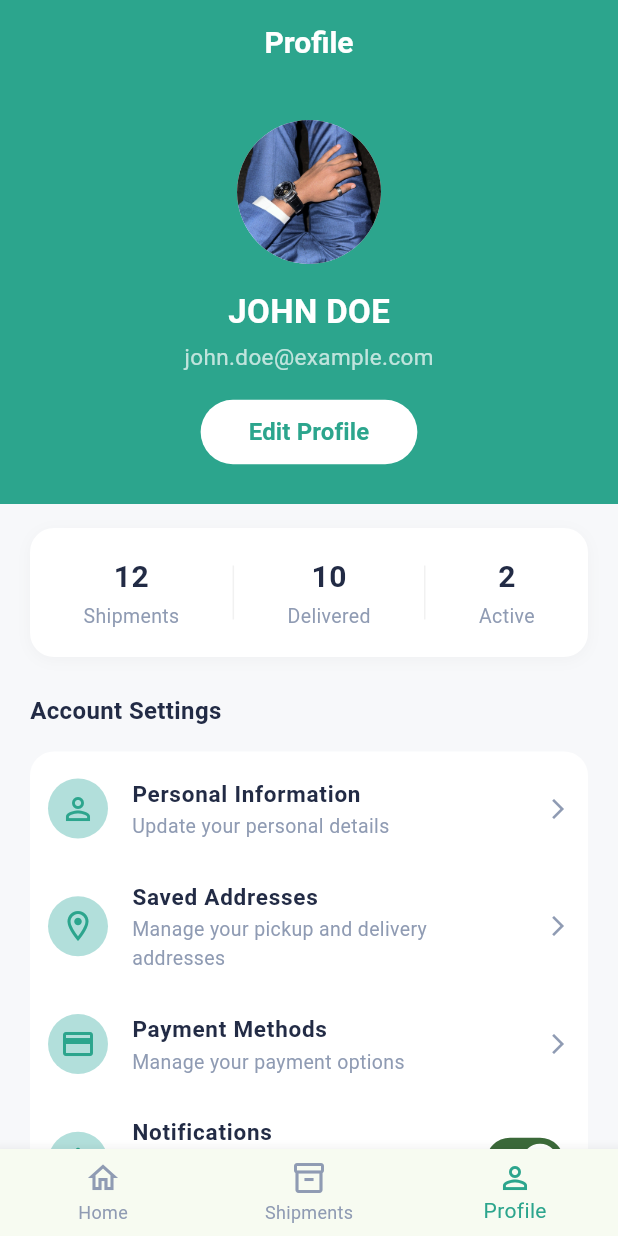
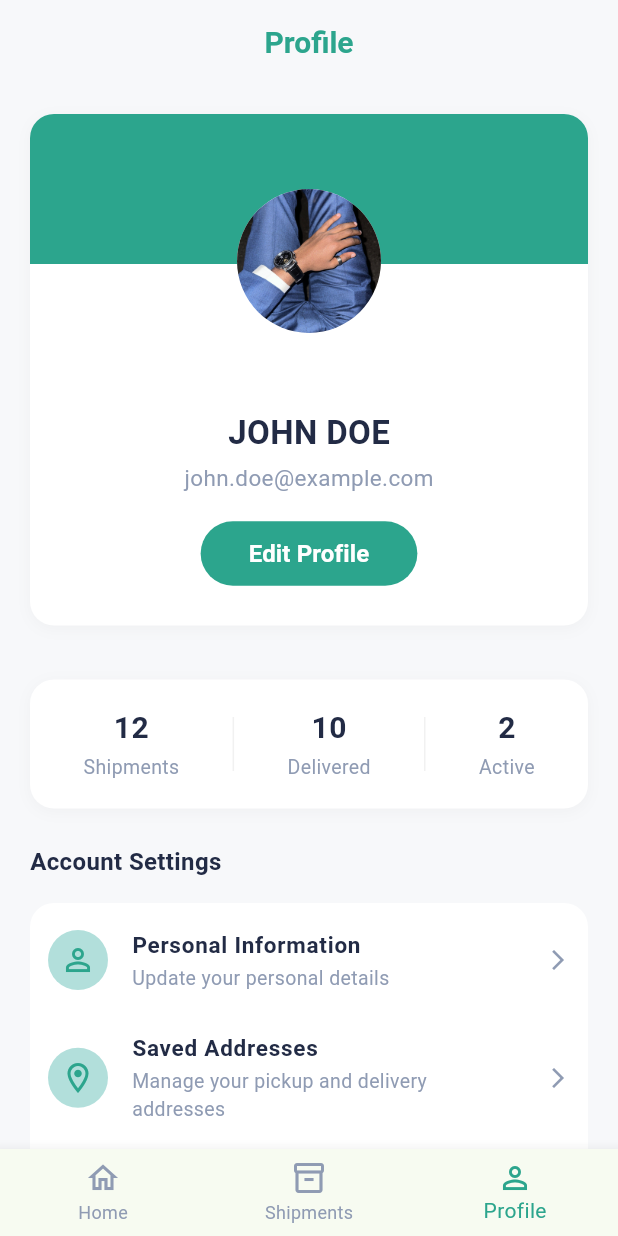
Before and after one commit to jjibrah/AmanahMvp, a Flutter app: the screen it shows after launch, on a phone screen of 412 x 824 dp. Run offline on Flutter 3.47's test engine with Material 3 defaults, Android fonts, the phone set to English and light mode, and no system bars.

Commit message:
some refinement in the profile page UI

```diff
--- a/lib/profile.dart
+++ b/lib/profile.dart
@@ -4,6 +4,7 @@ class ProfilePage extends StatelessWidget {
   const ProfilePage({super.key});
 
   static const Color emerald = Color(0xFF2CA58D);
+  static const Color backgroundWhite = Color(0xFFF7F8FA);
   static const Color emeraldLight = Color(0xFFB2DFDB);
   static const Color cardBg = Colors.white;
   static const Color textPrimary = Color(0xFF222B45);
@@ -13,15 +14,15 @@ class ProfilePage extends StatelessWidget {
   @override
   Widget build(BuildContext context) {
     return Scaffold(
-      backgroundColor: const Color(0xFFF7F8FA),
+      backgroundColor: backgroundWhite,
       appBar: AppBar(
-        backgroundColor: emerald,
+        backgroundColor: backgroundWhite, // change
         elevation: 0,
         centerTitle: true,
         title: const Text(
           'Profile',
           style: TextStyle(
-            color: Colors.white,
+            color: emerald,
             fontWeight: FontWeight.w600,
             fontSize: 20,
           ),
@@ -33,20 +34,46 @@ class ProfilePage extends StatelessWidget {
         children: [
           // Profile section
           Container(
-            color: emerald,
+            color: backgroundWhite,
+            child: Padding(
+              padding: const EdgeInsets.all(20),
+              child: Container(
+                decoration: BoxDecoration(
+                  color: cardBg,
+                  borderRadius: BorderRadius.circular(16),
+                  boxShadow: [
+                    BoxShadow(
+                      color: Colors.black.withOpacity(0.03),
+                      blurRadius: 8,
+                      offset: const Offset(0, 2),
+                    ),
+                  ],
+                ),
                 child: Column(
                   children: [
-                const SizedBox(height: 24),
-                CircleAvatar(
+                    Container(
+                      height: 100,
+                      decoration: BoxDecoration(
+                        color: emerald,
+                        borderRadius: const BorderRadius.only(
+                          topLeft: Radius.circular(16),
+                          topRight: Radius.circular(16),
+                        ),
+                      ),
+                    ),
+                    Transform.translate(
+                      offset: const Offset(0, -50),
+                      child: CircleAvatar(
                         radius: 48,
                         backgroundColor: Colors.white,
                         backgroundImage: const AssetImage('assets/icons/icon.jpg'),
                       ),
-                const SizedBox(height: 16),
+                    ),
+                    const SizedBox(height: 1),
                     const Text(
                       'JOHN DOE',
                       style: TextStyle(
-                    color: Colors.white,
+                        color: textPrimary,
                         fontWeight: FontWeight.bold,
                         fontSize: 22,
                       ),
@@ -55,7 +82,7 @@ class ProfilePage extends StatelessWidget {
                     const Text(
                       'john.doe@example.com',
                       style: TextStyle(
-                    color: Colors.white70,
+                        color: textSecondary,
                         fontSize: 15,
                       ),
                     ),
@@ -63,8 +90,8 @@ class ProfilePage extends StatelessWidget {
                     ElevatedButton(
                       onPressed: () {},
                       style: ElevatedButton.styleFrom(
-                    backgroundColor: Colors.white,
-                    foregroundColor: emerald,
+                        backgroundColor: emerald,
+                        foregroundColor: Colors.white,
                         elevation: 0,
                         shape: RoundedRectangleBorder(
                           borderRadius: BorderRadius.circular(24),
@@ -80,7 +107,8 @@ class ProfilePage extends StatelessWidget {
                   ],
                 ),
               ),
-
+            ),
+          ),
           // Stats card
           Padding(
             padding: const EdgeInsets.symmetric(horizontal: 20, vertical: 16),
```
Lines whose indentation alone changed are shown as unchanged.
